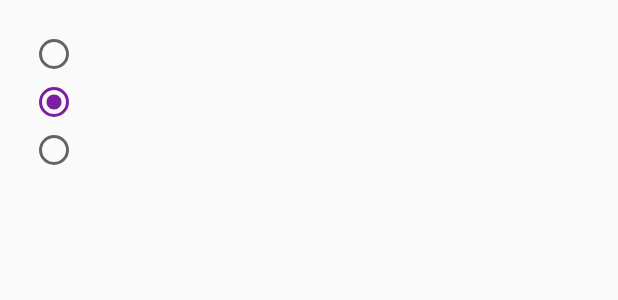
After one commit to theapache64/Whistle-Cam, an Android app: the layout image_size_dialog_layout.xml on its own in the app's theme, with its tools: preview values and no code run, on a phone screen of 412 x 824 dp. The commit adds this screen. Shown: the top 300 px of the screen. Run offline under Robolectric (Android 15) with nearby library versions, the phone set to English and light mode, and no system bars.

Commit message:
Added ImageSize button but functions not provided

```diff
--- a/app/src/main/java/com/shifz/whistlecam/utils/PrefHelper.java
+++ b/app/src/main/java/com/shifz/whistlecam/utils/PrefHelper.java
@@ -30,6 +30,10 @@ public final class PrefHelper {
     }
 
     public boolean getBooleanPref(String key, boolean defaultValue) {
-        return this.pref.getBoolean(key,defaultValue);
+        return this.pref.getBoolean(key, defaultValue);
+    }
+
+    public int getIntPref(String key, int defValue) {
+        return this.pref.getInt(key, defValue);
     }
 }
--- /dev/null
+++ b/app/src/main/res/layout/image_size_dialog_layout.xml
@@ -0,0 +1,29 @@
+<?xml version="1.0" encoding="utf-8"?>
+<RadioGroup xmlns:android="http://schemas.android.com/apk/res/android"
+    android:layout_width="match_parent"
+    android:layout_height="wrap_content"
+    android:paddingRight="20dp"
+    android:paddingTop="20dp"
+    android:paddingLeft="20dp"
+    android:checkedButton="@+id/rbImageSizeExtraFine">
+
+    <RadioButton
+        android:id="@+id/rbImageSizeFine"
+        android:layout_width="match_parent"
+        android:layout_height="wrap_content"
+        />
+
+    <RadioButton
+        android:id="@id/rbImageSizeExtraFine"
+        android:layout_width="match_parent"
+        android:layout_height="wrap_content"
+        />
+
+    <RadioButton
+        android:id="@+id/rbImageSizeAwesome"
+        android:layout_width="match_parent"
+        android:layout_height="wrap_content"
+        />
+
+
+</RadioGroup>
--- a/app/src/main/res/values/styles.xml
+++ b/app/src/main/res/values/styles.xml
@@ -5,12 +5,14 @@
 
     </style>
 
+
     <style name="MyMaterialTheme.Base" parent="Theme.AppCompat.Light.DarkActionBar">
         <item name="windowNoTitle">true</item>
         <item name="windowActionBar">false</item>
         <item name="colorPrimary">@color/colorPrimary</item>
         <item name="colorPrimaryDark">@color/colorPrimaryDark</item>
         <item name="colorAccent">@color/colorAccent</item>
+        <!-- TODO: Change AlerDialog button color to colorPrimary-->
         <item name="android:windowFullscreen">true</item>
     </style>
 
```
Also changed, not shown: app/src/main/java/com/shifz/whistlecam/activities/CameraActivity.java (+76 -11 lines), app/src/main/java/com/shifz/whistlecam/activities/SplashActivity.java (+3 -11 lines), app/src/main/java/com/shifz/whistlecam/ui/DialogHelper.java (added, +8 -0 lines), app/src/main/res/layout/activity_camera.xml (+16 -12 lines), app/src/main/res/values/strings.xml (+4 -56 lines), app/src/main/res/drawable-hdpi/ic_camera_enhance_white_36dp.png (added), app/src/main/res/drawable-mdpi/ic_camera_enhance_white_36dp.png (added), app/src/main/res/drawable-xhdpi/ic_camera_enhance_white_36dp.png (added), app/src/main/res/drawable-xxhdpi/ic_camera_enhance_white_36dp.png (added), app/src/main/res/drawable-xxxhdpi/ic_camera_enhance_white_36dp.png (added).
